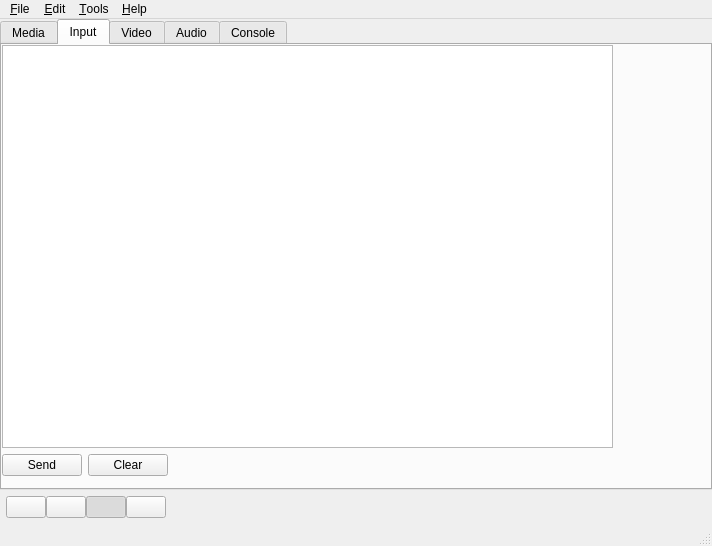
The window that main.ui (openMSX/catapult) describes before a commit, drawn with Qt 5.
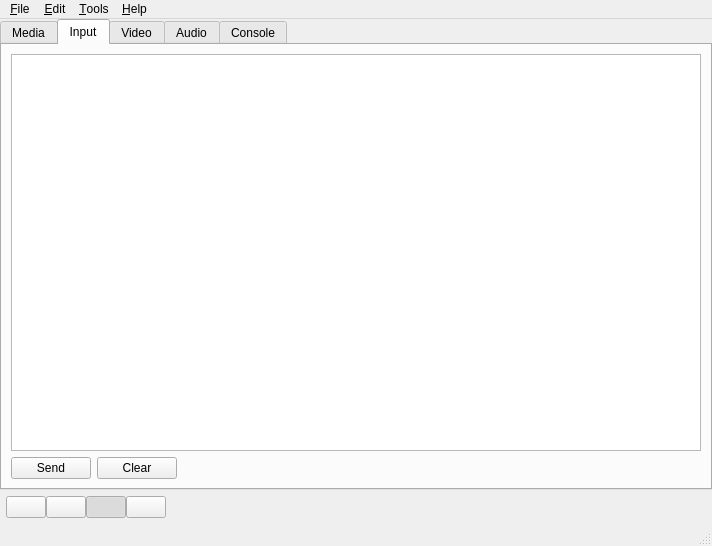
The same window after the commit. The open tabs and pages were chosen to show the change. Icons and pictures are not drawn.

Commit message: Fix layout of text input field

What changed in the file:
```diff
--- a/main.ui
+++ b/main.ui
@@ -1164,15 +1164,8 @@
        <attribute name="title" >
         <string>Input</string>
        </attribute>
-       <widget class="QWidget" name="layoutWidget" >
-        <property name="geometry" >
-         <rect>
-          <x>0</x>
-          <y>0</y>
-          <width>611</width>
-          <height>431</height>
-         </rect>
-        </property>
+       <layout class="QGridLayout" >
+        <item row="0" column="0" >
         <layout class="QVBoxLayout" >
          <item>
           <widget class="QTextEdit" name="inputText" />
@@ -1209,7 +1202,8 @@
           </layout>
          </item>
         </layout>
-       </widget>
+        </item>
+       </layout>
       </widget>
       <widget class="QWidget" name="videoTab" >
        <attribute name="title" >
```
Left out of the diff: 2 changed lines with no effect on the pictures. Lines whose indentation alone changed are shown as unchanged.
